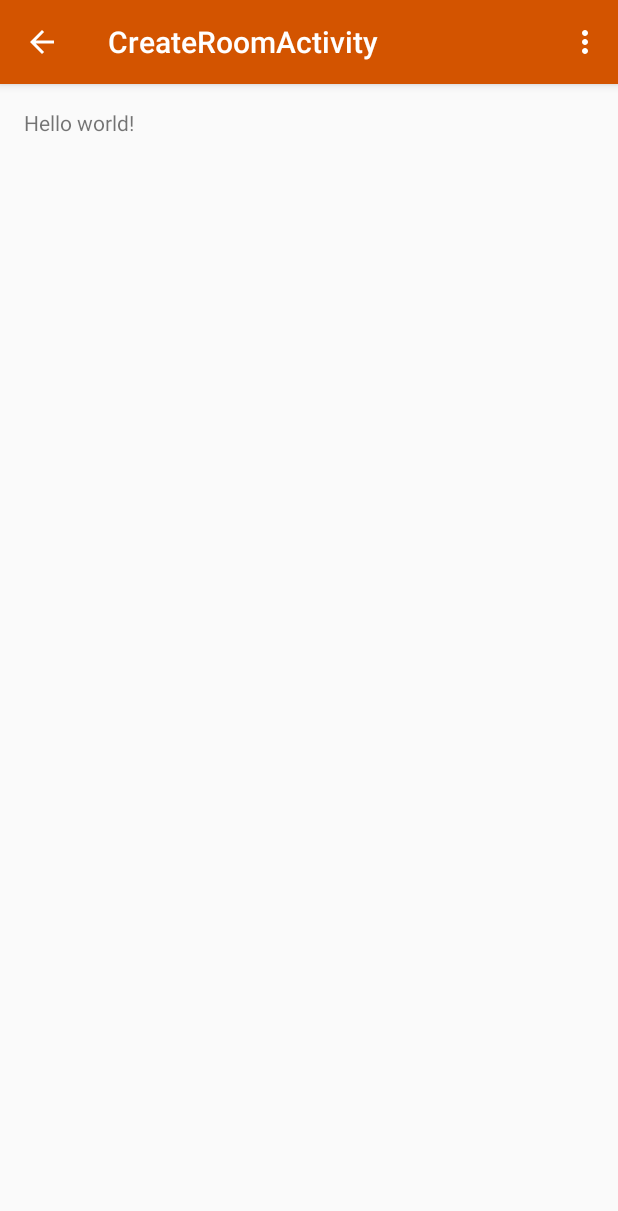
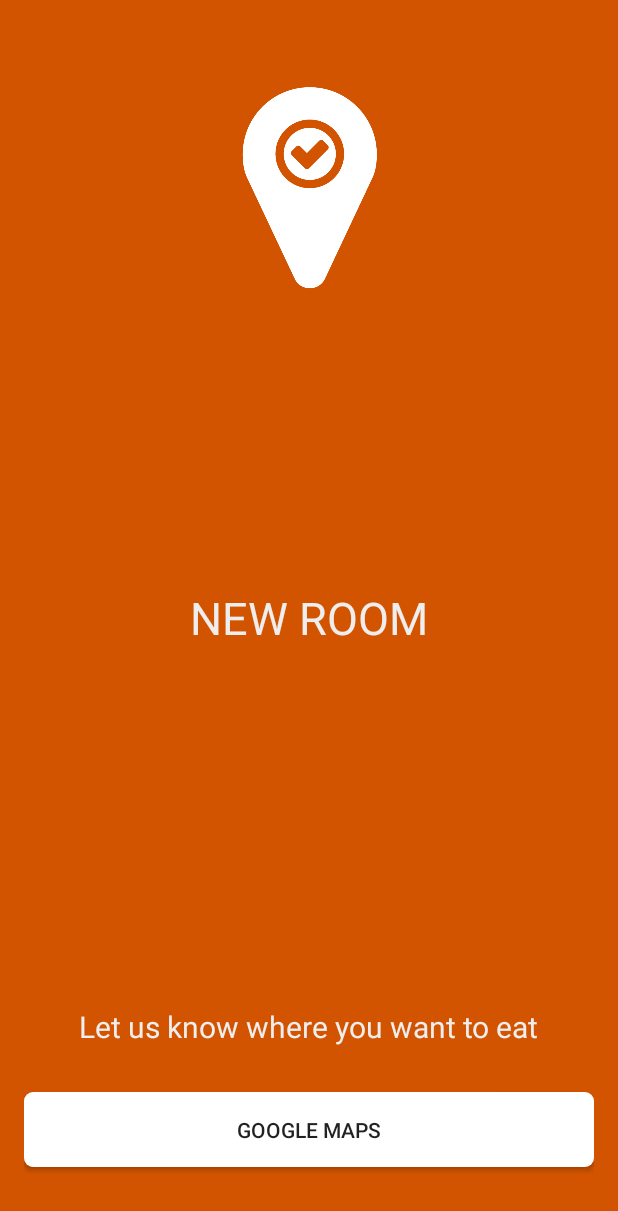
Before and after one commit to awoopa/foodvote, an Android app: the CreateRoomActivity screen opened directly, with no data from a screen before it, on a phone screen of 412 x 824 dp. Shown: the top 1211 px of the screen. Run offline under Robolectric (Android 15) with nearby library versions, the light colour scheme and no system bars.

Commit message:
completed CreateRoomActivity UI - first page only

```diff
--- a/FoodVote/app/src/main/java/com/foodvote/foodvote/CreateRoomActivity.java
+++ b/FoodVote/app/src/main/java/com/foodvote/foodvote/CreateRoomActivity.java
@@ -1,18 +1,34 @@
 package com.foodvote.foodvote;
 
+import android.content.Intent;
+import android.support.v7.app.ActionBar;
 import android.support.v7.app.ActionBarActivity;
 import android.os.Bundle;
 import android.view.Menu;
 import android.view.MenuItem;
+import android.view.View;
+import android.widget.TextView;
 
 import com.foodvote.foodvote.R;
 
 public class CreateRoomActivity extends ActionBarActivity {
 
+    TextView roomNameTextView;
+
     @Override
     protected void onCreate(Bundle savedInstanceState) {
         super.onCreate(savedInstanceState);
         setContentView(R.layout.activity_create_room);
+
+
+        ActionBar actionBar = getSupportActionBar();
+        actionBar.hide();
+
+        Intent intent = getIntent();
+        String roomName = intent.getStringExtra("name");
+
+        roomNameTextView = (TextView) findViewById(R.id.room_name_textview);
+        roomNameTextView.setText(roomName);
     }
 
 
@@ -37,4 +53,9 @@ public class CreateRoomActivity extends ActionBarActivity {
 
         return super.onOptionsItemSelected(item);
     }
+
+    public void openMapActivity(View v) {
+        startActivity(new Intent(this, MapActivity.class));
+    }
+
 }
--- a/FoodVote/app/src/main/java/com/foodvote/foodvote/KeycodeActivity.java
+++ b/FoodVote/app/src/main/java/com/foodvote/foodvote/KeycodeActivity.java
@@ -109,4 +109,6 @@ public class KeycodeActivity extends ActionBarActivity {
 
         return super.onOptionsItemSelected(item);
     }
+
+
 }
--- a/FoodVote/app/src/main/res/layout/activity_create_room.xml
+++ b/FoodVote/app/src/main/res/layout/activity_create_room.xml
@@ -4,9 +4,61 @@
     android:paddingRight="@dimen/activity_horizontal_margin"
     android:paddingTop="@dimen/activity_vertical_margin"
     android:paddingBottom="@dimen/activity_vertical_margin"
-    tools:context="com.foodvote.foodvote.CreateRoomActivity">
+    tools:context="com.foodvote.foodvote.CreateRoomActivity"
+    android:background="#d35400">
 
-    <TextView android:text="@string/hello_world" android:layout_width="wrap_content"
-        android:layout_height="wrap_content" />
+    <ImageView
+        android:layout_width="200dp"
+        android:layout_height="200dp"
+        android:layout_marginTop="10dp"
+        android:id="@+id/imageView"
+        android:src="@drawable/icon"
+        android:layout_alignParentTop="true"
+        android:layout_centerHorizontal="true" />
+
+    <Button
+        android:layout_width="match_parent"
+        android:layout_height="50dp"
+        android:layout_marginTop="10dp"
+        android:layout_alignParentBottom="true"
+        android:layout_marginBottom="30dp"
+        android:text="Google Maps"
+        android:background="@drawable/flat_button"
+        android:id="@+id/join_room_button"
+        android:onClick="openMapActivity"
+        />
+
+    <TextView
+        android:layout_width="wrap_content"
+        android:layout_height="wrap_content"
+        android:text="Let us know where you want to eat"
+        android:layout_marginBottom="20dp"
+        android:id="@+id/textView3"
+        android:textColor="#eee"
+        android:textSize="20sp"
+        android:layout_above="@+id/join_room_button"
+        android:layout_centerHorizontal="true" />
+
+    <TextView
+        android:layout_width="wrap_content"
+        android:layout_height="wrap_content"
+        android:text="NEW ROOM"
+        android:textColor="#eee"
+        android:textSize="30sp"
+        android:id="@+id/textView4"
+        android:layout_centerVertical="true"
+        android:layout_centerHorizontal="true" />
+
+
+    <TextView
+        android:layout_width="wrap_content"
+        android:layout_height="wrap_content"
+        android:layout_marginTop="18dp"
+        android:text="room_name"
+        android:textColor="#fff"
+        android:textSize="40sp"
+        android:id="@+id/room_name_textview"
+        android:layout_below="@+id/textView4"
+        android:layout_centerHorizontal="true" />
 
 </RelativeLayout>
```
Also changed, not shown: 1 other file.
